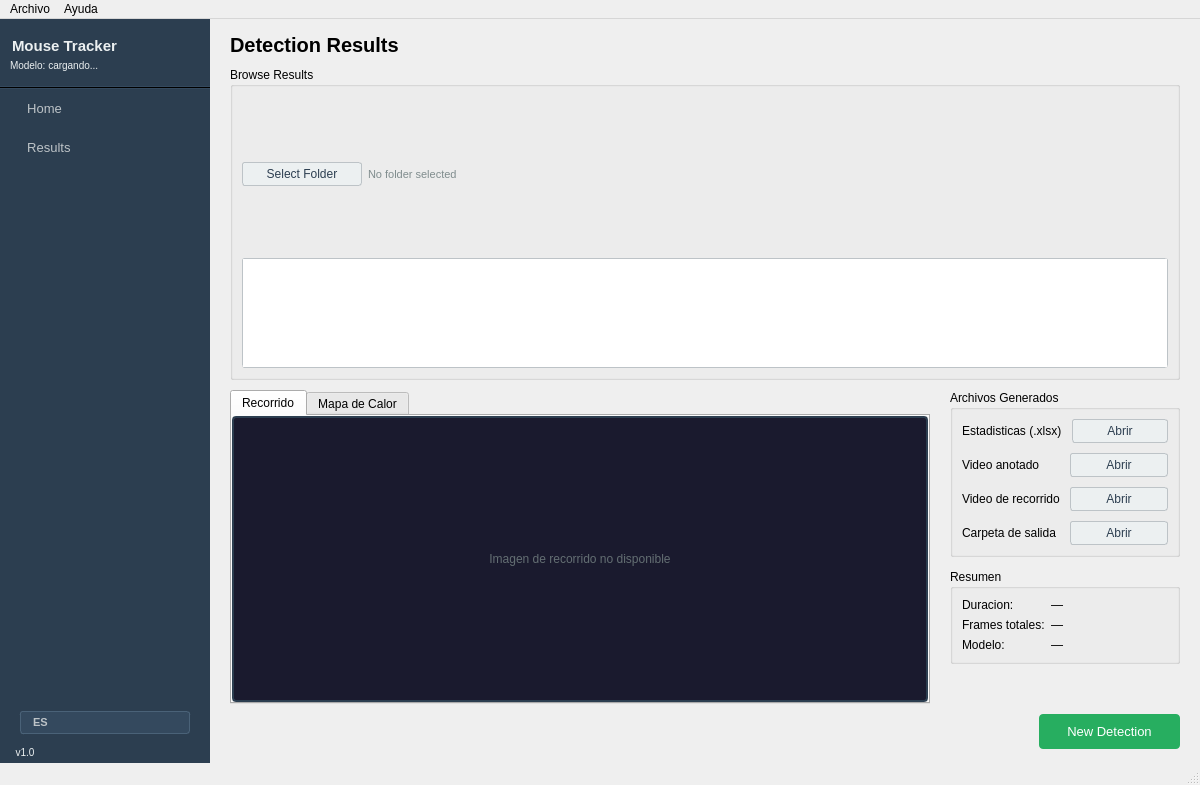
First picture: the form in gui/main_window.ui, repository S4H0ST/Computer-Vision-Mice-Tracking, before the edit.
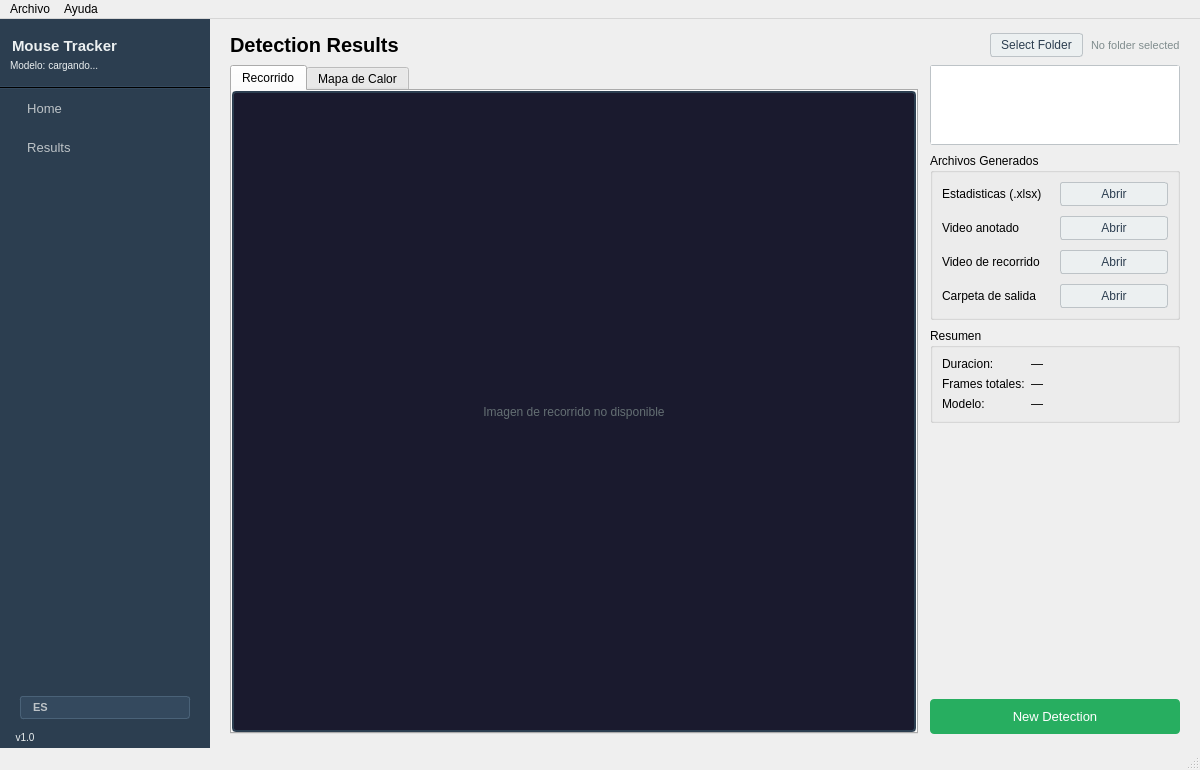
Second picture: the form after the edit. The open tabs and pages were chosen to show the change.

Commit message:
fix: calibration layout proportions and image grow bug
- wrap controls in 200-215px container so image fills remaining width
- setSizePolicy(Ignored) on lbl_frame_display to stop pixmap feedback loop
- hide statusbar so sidebar reaches full window height
- close missing </widget> tag for calibControlsContainer in UI

The edit to the form file:
```diff
--- a/gui/main_window.ui
+++ b/gui/main_window.ui
@@ -605,16 +605,10 @@
         <item>
          <layout class="QHBoxLayout" name="calibMainLayout">
           <property name="spacing">
-           <number>12</number>
+           <number>0</number>
           </property>
           <item>
            <widget class="QLabel" name="lbl_frame_display">
-            <property name="minimumSize">
-             <size>
-              <width>540</width>
-              <height>340</height>
-             </size>
-            </property>
             <property name="text">
              <string>Calibration frame</string>
             </property>
@@ -624,10 +618,35 @@
            </widget>
           </item>
           <item>
+           <widget class="QWidget" name="calibControlsContainer">
+            <property name="minimumSize">
+             <size>
+              <width>200</width>
+              <height>0</height>
+             </size>
+            </property>
+            <property name="maximumSize">
+             <size>
+              <width>215</width>
+              <height>16777215</height>
+             </size>
+            </property>
            <layout class="QVBoxLayout" name="calibControlsLayout">
             <property name="spacing">
+              <number>5</number>
+             </property>
+             <property name="leftMargin">
              <number>8</number>
             </property>
+             <property name="topMargin">
+              <number>6</number>
+             </property>
+             <property name="rightMargin">
+              <number>8</number>
+             </property>
+             <property name="bottomMargin">
+              <number>0</number>
+             </property>
             <item>
              <widget class="QGroupBox" name="grp_exterior">
               <property name="title">
@@ -946,6 +965,7 @@
              </layout>
             </item>
            </layout>
+          </widget>
           </item>
          </layout>
         </item>
@@ -1231,7 +1251,7 @@
       <widget class="QWidget" name="page_results">
        <layout class="QVBoxLayout" name="resultsOuterLayout">
         <property name="spacing">
-         <number>10</number>
+         <number>8</number>
         </property>
         <property name="leftMargin">
          <number>20</number>
@@ -1245,8 +1265,12 @@
         <property name="bottomMargin">
          <number>14</number>
         </property>
+        <!-- Barra superior: titulo + selector de carpeta inline -->
         <item>
          <layout class="QHBoxLayout" name="resultsTitleBar">
+          <property name="spacing">
+           <number>8</number>
+          </property>
           <item>
            <widget class="QLabel" name="lbl_results_title">
             <property name="text">
@@ -1274,19 +1298,6 @@
             </property>
            </spacer>
           </item>
-         </layout>
-        </item>
-        <item>
-         <widget class="QGroupBox" name="grp_browse_results">
-          <property name="title">
-           <string>Browse Results</string>
-          </property>
-          <layout class="QVBoxLayout" name="browseResultsLayout">
-           <property name="spacing">
-            <number>6</number>
-           </property>
-           <item>
-            <layout class="QHBoxLayout" name="browseFolderBar">
              <item>
               <widget class="QPushButton" name="btn_browse_results">
                <property name="text">
@@ -1305,30 +1316,24 @@
                <property name="text">
                 <string>No folder selected</string>
                </property>
-               <property name="styleSheet">
-                <string notr="true">color: #7f8c8d; font-size: 11px;</string>
-               </property>
-              </widget>
-             </item>
-            </layout>
-           </item>
-           <item>
-            <widget class="QListWidget" name="list_result_runs">
              <property name="maximumSize">
               <size>
-               <width>16777215</width>
-               <height>110</height>
-              </size>
-             </property>
+              <width>220</width>
+              <height>16777215</height>
+             </size>
+            </property>
+            <property name="styleSheet">
+             <string notr="true">color: #7f8c8d; font-size: 11px;</string>
+            </property>
             </widget>
            </item>
           </layout>
-         </widget>
         </item>
+        <!-- Area principal: pestanas imagen (izq) + panel control (der) -->
         <item>
          <layout class="QHBoxLayout" name="resultsMainLayout">
           <property name="spacing">
-           <number>20</number>
+           <number>12</number>
           </property>
           <item>
            <widget class="QTabWidget" name="tab_images">
@@ -1398,8 +1403,25 @@
           <item>
            <layout class="QVBoxLayout" name="resultsPanelLayout">
             <property name="spacing">
-             <number>12</number>
+             <number>8</number>
             </property>
+            <!-- Lista de ejecuciones encontradas en la carpeta -->
+            <item>
+             <widget class="QListWidget" name="list_result_runs">
+              <property name="minimumSize">
+               <size>
+                <width>230</width>
+                <height>0</height>
+               </size>
+              </property>
+              <property name="maximumSize">
+               <size>
+                <width>250</width>
+                <height>80</height>
+               </size>
+              </property>
+             </widget>
+            </item>
             <item>
              <widget class="QGroupBox" name="grp_files">
               <property name="title">
@@ -1569,31 +1591,14 @@
               </property>
              </spacer>
             </item>
-           </layout>
-          </item>
-         </layout>
-        </item>
-        <item>
-         <layout class="QHBoxLayout" name="resultsBottomBar">
-          <item>
-           <spacer name="resultsBottomSpacer">
-            <property name="orientation">
-             <enum>Qt::Horizontal</enum>
-            </property>
-            <property name="sizeHint" stdset="0">
-             <size>
-              <width>40</width>
-              <height>20</height>
-             </size>
-            </property>
-           </spacer>
-          </item>
           <item>
            <widget class="QPushButton" name="btn_new_detection">
             <property name="text">
              <string>New Detection</string>
             </property>
            </widget>
+            </item>
+           </layout>
           </item>
          </layout>
         </item>
```
Lines whose indentation alone changed are shown as unchanged. The commit also changes 1 other file.
